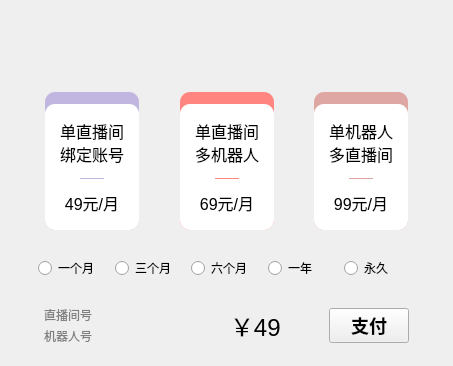
iwxyi/Bilibili-MagicalDanmaku, file widgets/buy_vip/buyvipdialog.ui: the form before one commit; both pictures show x 0 to 453 and y 311 to 677 of the 453 by 677 pixel window.
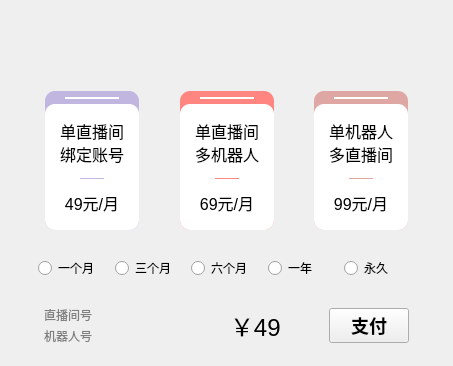
The form after the commit. Icons and pictures are not drawn. Custom widgets are drawn as their Qt base class.

The edit to the form file:
```diff
--- a/widgets/buy_vip/buyvipdialog.ui
+++ b/widgets/buy_vip/buyvipdialog.ui
@@ -207,7 +207,7 @@
         <x>0</x>
         <y>0</y>
         <width>417</width>
-        <height>175</height>
+        <height>166</height>
        </rect>
       </property>
       <property name="styleSheet">
@@ -333,11 +333,14 @@
 }</string>
        </property>
        <layout class="QVBoxLayout" name="verticalLayout_3">
+        <property name="spacing">
+         <number>5</number>
+        </property>
         <property name="leftMargin">
          <number>0</number>
         </property>
         <property name="topMargin">
-         <number>12</number>
+         <number>6</number>
         </property>
         <property name="rightMargin">
          <number>0</number>
@@ -345,6 +348,26 @@
         <property name="bottomMargin">
          <number>0</number>
         </property>
+        <item>
+         <widget class="QWidget" name="typeRRIndication" native="true">
+          <property name="minimumSize">
+           <size>
+            <width>0</width>
+            <height>2</height>
+           </size>
+          </property>
+          <property name="maximumSize">
+           <size>
+            <width>16777215</width>
+            <height>2</height>
+           </size>
+          </property>
+          <property name="styleSheet">
+           <string notr="true">background: white;
+margin: 20px;</string>
+          </property>
+         </widget>
+        </item>
         <item>
          <widget class="QWidget" name="typeRRBgCard" native="true">
           <property name="cursor">
@@ -462,11 +485,14 @@
 }</string>
        </property>
        <layout class="QVBoxLayout" name="verticalLayout_6">
+        <property name="spacing">
+         <number>5</number>
+        </property>
         <property name="leftMargin">
          <number>0</number>
         </property>
         <property name="topMargin">
-         <number>12</number>
+         <number>6</number>
         </property>
         <property name="rightMargin">
          <number>0</number>
@@ -474,6 +500,26 @@
         <property name="bottomMargin">
          <number>0</number>
         </property>
+        <item>
+         <widget class="QWidget" name="typeRoomIndication" native="true">
+          <property name="minimumSize">
+           <size>
+            <width>0</width>
+            <height>2</height>
+           </size>
+          </property>
+          <property name="maximumSize">
+           <size>
+            <width>16777215</width>
+            <height>2</height>
+           </size>
+          </property>
+          <property name="styleSheet">
+           <string notr="true">background: white;
+margin: 20px;</string>
+          </property>
+         </widget>
+        </item>
         <item>
          <widget class="QWidget" name="typeRoomBgCard" native="true">
           <property name="cursor">
@@ -590,11 +636,14 @@
 }</string>
        </property>
        <layout class="QVBoxLayout" name="verticalLayout_8">
+        <property name="spacing">
+         <number>5</number>
+        </property>
         <property name="leftMargin">
          <number>0</number>
         </property>
         <property name="topMargin">
-         <number>12</number>
+         <number>6</number>
         </property>
         <property name="rightMargin">
          <number>0</number>
@@ -602,6 +651,26 @@
         <property name="bottomMargin">
          <number>0</number>
         </property>
+        <item>
+         <widget class="QWidget" name="typeRobotIndication" native="true">
+          <property name="minimumSize">
+           <size>
+            <width>0</width>
+            <height>2</height>
+           </size>
+          </property>
+          <property name="maximumSize">
+           <size>
+            <width>16777215</width>
+            <height>2</height>
+           </size>
+          </property>
+          <property name="styleSheet">
+           <string notr="true">background: white;
+margin: 20px;</string>
+          </property>
+         </widget>
+        </item>
         <item>
          <widget class="QWidget" name="typeRobotBgCard" native="true">
           <property name="cursor">
```
